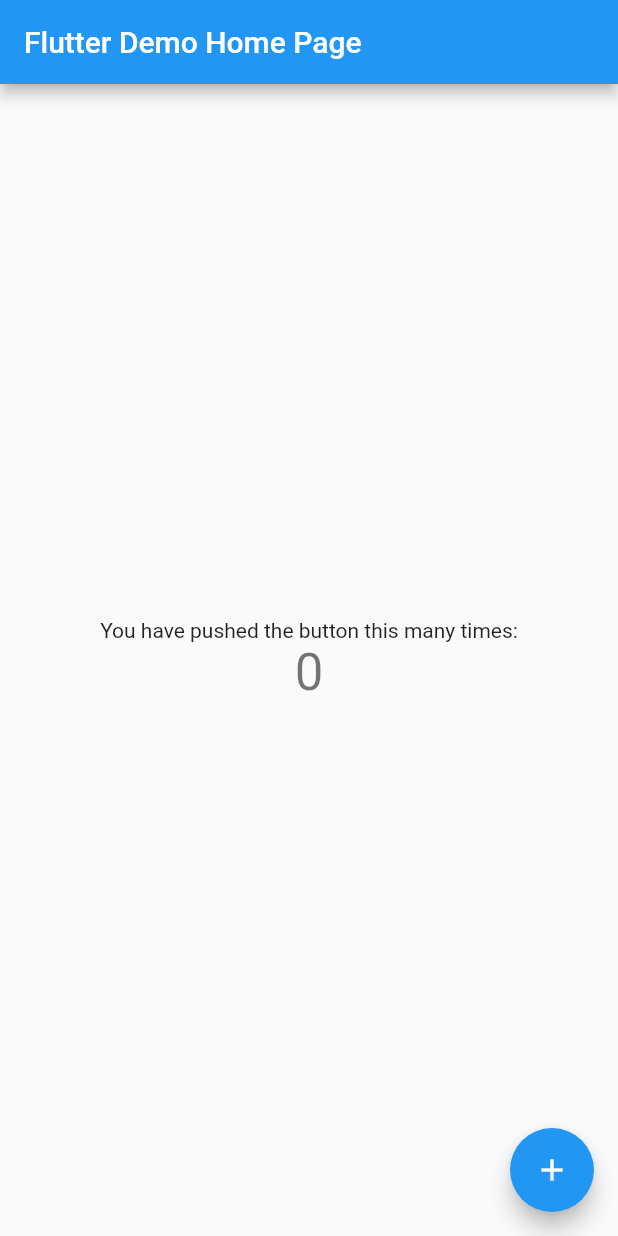
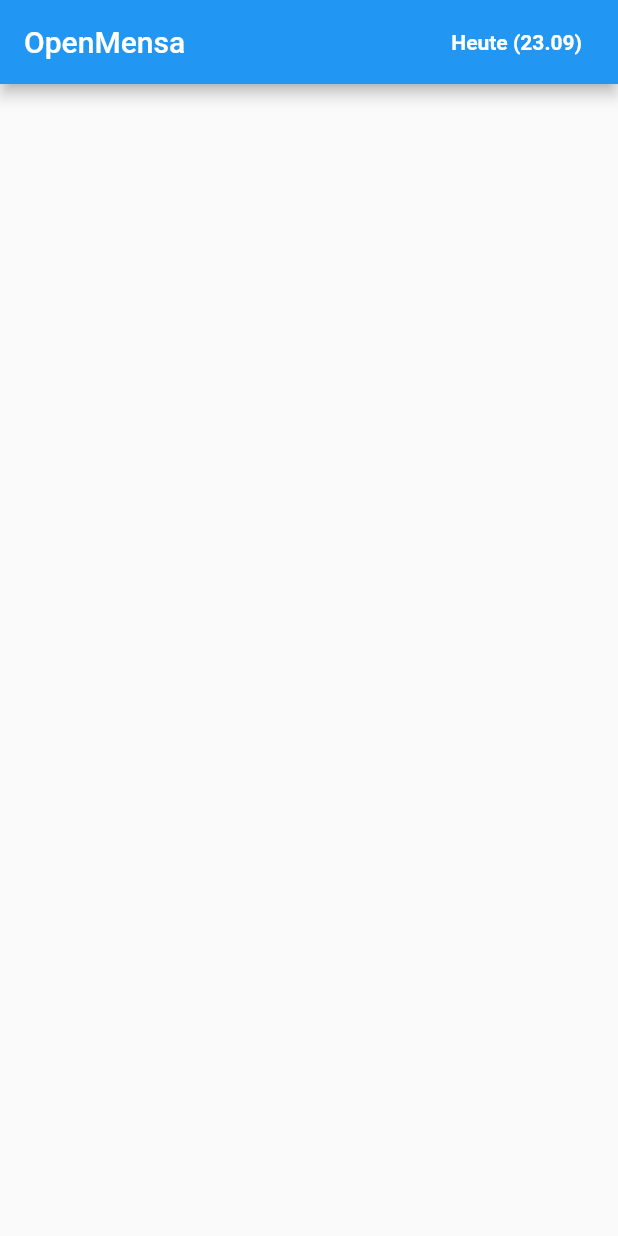
Before and after one commit to vhschlenker/open-mensa-flutter, a Flutter app: the screen it shows after launch, on a phone screen of 412 x 824 dp. Run offline on Flutter 3.47's test engine with Material 2 defaults, Android fonts, the phone set to English and light mode, and no system bars.

Commit message:
Initial draft for home page

```diff
--- a/lib/main.dart
+++ b/lib/main.dart
@@ -1,109 +1,17 @@
 import 'package:flutter/material.dart';
+import 'package:openmensa/views/home_page.dart';
 
-void main() => runApp(new MyApp());
+void main() => runApp(new OpenMensaApp());
 
-class MyApp extends StatelessWidget {
-  // This widget is the root of your application.
+class OpenMensaApp extends StatelessWidget {
   @override
   Widget build(BuildContext context) {
     return new MaterialApp(
-      title: 'Flutter Demo',
+      title: 'OpenMensa',
       theme: new ThemeData(
-        // This is the theme of your application.
-        //
-        // Try running your application with "flutter run". You'll see the
-        // application has a blue toolbar. Then, without quitting the app, try
-        // changing the primarySwatch below to Colors.green and then invoke
-        // "hot reload" (press "r" in the console where you ran "flutter run",
-        // or press Run > Flutter Hot Reload in IntelliJ). Notice that the
-        // counter didn't reset back to zero; the application is not restarted.
         primarySwatch: Colors.blue,
       ),
-      home: new MyHomePage(title: 'Flutter Demo Home Page'),
+      home: new HomePage(),
     );
   }
 }
-
-class MyHomePage extends StatefulWidget {
-  MyHomePage({Key key, this.title}) : super(key: key);
-
-  // This widget is the home page of your application. It is stateful, meaning
-  // that it has a State object (defined below) that contains fields that affect
-  // how it looks.
-
-  // This class is the configuration for the state. It holds the values (in this
-  // case the title) provided by the parent (in this case the App widget) and
-  // used by the build method of the State. Fields in a Widget subclass are
-  // always marked "final".
-
-  final String title;
-
-  @override
-  _MyHomePageState createState() => new _MyHomePageState();
-}
-
-class _MyHomePageState extends State<MyHomePage> {
-  int _counter = 0;
-
-  void _incrementCounter() {
-    setState(() {
-      // This call to setState tells the Flutter framework that something has
-      // changed in this State, which causes it to rerun the build method below
-      // so that the display can reflect the updated values. If we changed
-      // _counter without calling setState(), then the build method would not be
-      // called again, and so nothing would appear to happen.
-      _counter++;
-    });
-  }
-
-  @override
-  Widget build(BuildContext context) {
-    // This method is rerun every time setState is called, for instance as done
-    // by the _incrementCounter method above.
-    //
-    // The Flutter framework has been optimized to make rerunning build methods
-    // fast, so that you can just rebuild anything that needs updating rather
-    // than having to individually change instances of widgets.
-    return new Scaffold(
-      appBar: new AppBar(
-        // Here we take the value from the MyHomePage object that was created by
-        // the App.build method, and use it to set our appbar title.
-        title: new Text(widget.title),
-      ),
-      body: new Center(
-        // Center is a layout widget. It takes a single child and positions it
-        // in the middle of the parent.
-        child: new Column(
-          // Column is also layout widget. It takes a list of children and
-          // arranges them vertically. By default, it sizes itself to fit its
-          // children horizontally, and tries to be as tall as its parent.
-          //
-          // Invoke "debug paint" (press "p" in the console where you ran
-          // "flutter run", or select "Toggle Debug Paint" from the Flutter tool
-          // window in IntelliJ) to see the wireframe for each widget.
-          //
-          // Column has various properties to control how it sizes itself and
-          // how it positions its children. Here we use mainAxisAlignment to
-          // center the children vertically; the main axis here is the vertical
-          // axis because Columns are vertical (the cross axis would be
-          // horizontal).
-          mainAxisAlignment: MainAxisAlignment.center,
-          children: <Widget>[
-            new Text(
-              'You have pushed the button this many times:',
-            ),
-            new Text(
-              '$_counter',
-              style: Theme.of(context).textTheme.display1,
-            ),
-          ],
-        ),
-      ),
-      floatingActionButton: new FloatingActionButton(
-        onPressed: _incrementCounter,
-        tooltip: 'Increment',
-        child: new Icon(Icons.add),
-      ), // This trailing comma makes auto-formatting nicer for build methods.
-    );
-  }
-}
--- /dev/null
+++ b/lib/views/home_page.dart
@@ -0,0 +1,47 @@
+import 'package:flutter/material.dart';
+
+class HomePage extends StatefulWidget {
+  @override
+  State<StatefulWidget> createState() => _HomePageState();
+}
+
+class _HomePageState extends State<HomePage> {
+  String _selectedDate = _dateChoices[0];
+
+  void _selectDate(String dateChoice) {
+    setState(() {
+      _selectedDate = dateChoice;
+    });
+  }
+
+  @override
+  Widget build(BuildContext context) {
+    return Scaffold(
+        appBar: AppBar(title: new Text('OpenMensa'), actions: <Widget>[
+      new PopupMenuButton(
+        child: new Padding(
+          padding: new EdgeInsets.only(right: 24.0),
+          child: new Center(
+              child: new Text(
+            _selectedDate,
+            style: new TextStyle(fontWeight: FontWeight.bold),
+          )),
+        ),
+        onSelected: _selectDate,
+        itemBuilder: (BuildContext context) {
+          return _dateChoices.where((choice) {
+            return choice != _selectedDate;
+          }).map((String dateChoice) {
+            return PopupMenuItem(value: dateChoice, child: Text(dateChoice));
+          }).toList();
+        },
+      )
+    ]));
+  }
+}
+
+const List<String> _dateChoices = const <String>[
+  'Heute (23.09)',
+  'Morgen (24.09)',
+  'Übermorgen (25.09)'
+];
```
Also changed, not shown: 1 other file.
